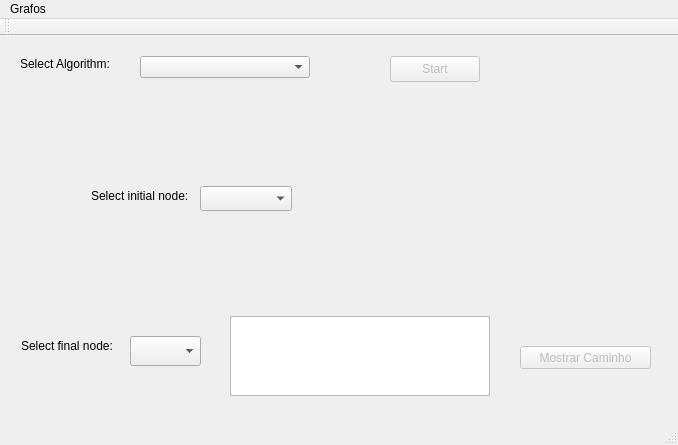
Old version of the form Grafos/mainwindow.ui in the repository AugustoLD/Grafos.
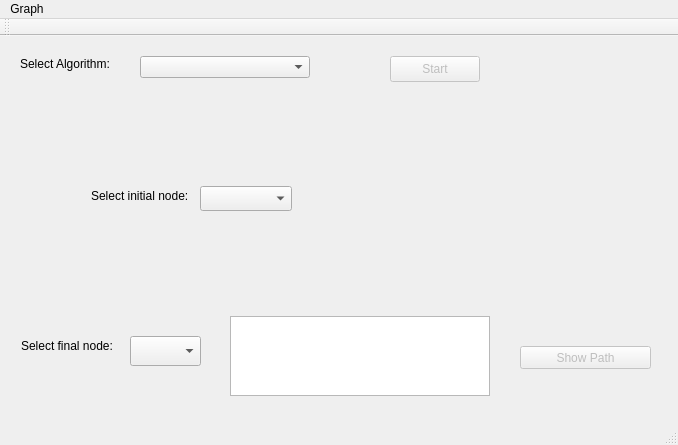
New version of the form.

The edit to the form file:
```diff
--- a/Grafos/mainwindow.ui
+++ b/Grafos/mainwindow.ui
@@ -52,7 +52,7 @@
      </rect>
     </property>
     <property name="text">
-     <string>Mostrar Caminho</string>
+     <string>Show Path</string>
     </property>
    </widget>
    <widget class="QComboBox" name="algorithmComboBox">
@@ -159,12 +159,12 @@
      <x>0</x>
      <y>0</y>
      <width>678</width>
-     <height>21</height>
+     <height>26</height>
     </rect>
    </property>
    <widget class="QMenu" name="menuGrafos">
     <property name="title">
-     <string>Grafos</string>
+     <string>Graph</string>
     </property>
     <addaction name="actionLoad"/>
    </widget>
```
